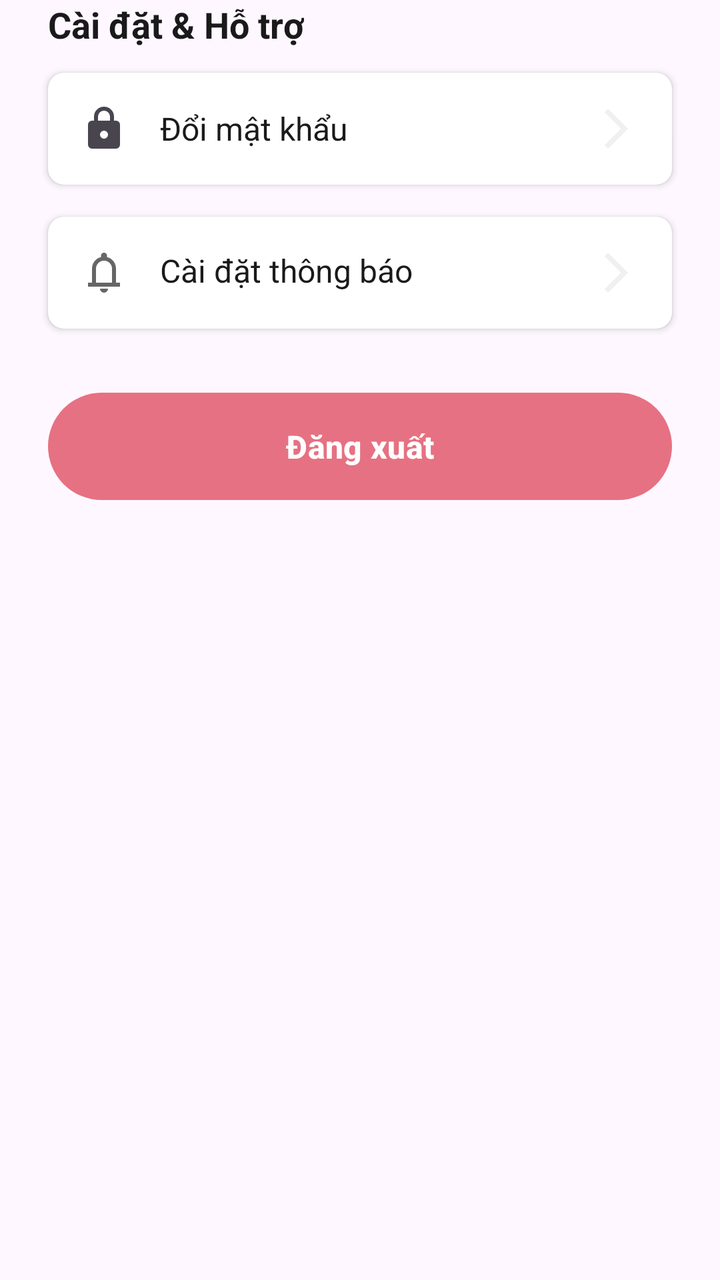
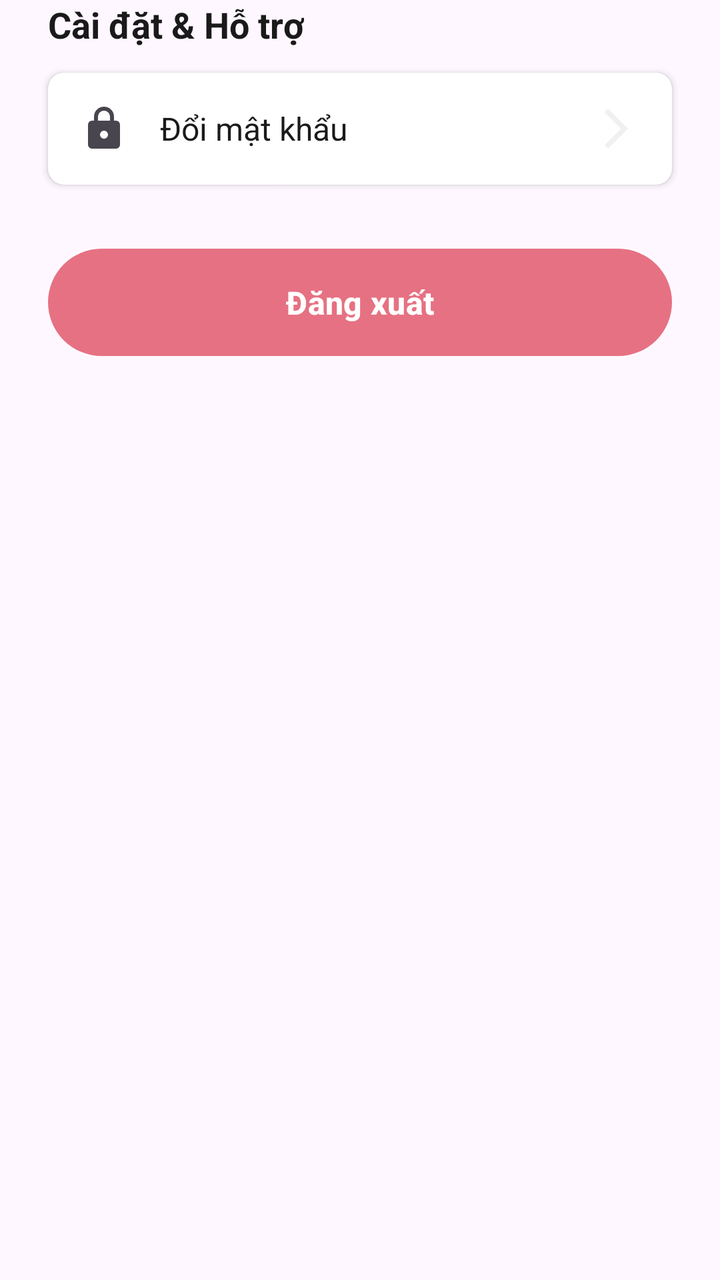

Screens rendered from an Android XML layout before and after an edit, with the pre-edit source and the edit as a unified diff.
<!-- AndroidManifest.xml: application theme Theme.Apt -->
<!-- res/layout/layout_profile_settings.xml -->
<?xml version="1.0" encoding="utf-8"?>
<LinearLayout
    xmlns:android="http://schemas.android.com/apk/res/android"
    xmlns:app="http://schemas.android.com/apk/res-auto"
    xmlns:tools="http://schemas.android.com/tools"
    android:layout_width="match_parent"
    android:layout_height="wrap_content"
    android:orientation="vertical">

    <TextView
        android:id="@+id/tv_settings_support_title"
        android:layout_width="wrap_content"
        android:layout_height="wrap_content"
        android:layout_marginStart="24dp"
        android:text="Cài đặt &amp; Hỗ trợ"
        android:textColor="@color/text_title"
        android:textSize="18sp"
        android:textStyle="bold" />

    <androidx.cardview.widget.CardView
        android:id="@+id/card_change_password"
        android:layout_width="match_parent"
        android:layout_height="wrap_content"
        android:layout_marginHorizontal="24dp"
        android:layout_marginTop="12dp"
        app:cardCornerRadius="8dp"
        app:cardElevation="2dp">
        <TextView
            android:layout_width="match_parent"
            android:layout_height="wrap_content"
            android:padding="16dp"
            android:text="Đổi mật khẩu"
            android:textColor="@color/text_title"
            android:textSize="16sp"
            android:drawablePadding="16dp"
            app:drawableStartCompat="@drawable/ic_lock"
            app:drawableEndCompat="@drawable/ic_arrow_right"
            android:gravity="center_vertical" />
    </androidx.cardview.widget.CardView>

    <androidx.cardview.widget.CardView
        android:id="@+id/card_notification_settings"
        android:layout_width="match_parent"
        android:layout_height="wrap_content"
        android:layout_marginHorizontal="24dp"
        android:layout_marginTop="16dp"
        app:cardCornerRadius="8dp"
        app:cardElevation="2dp">
        <LinearLayout
            android:layout_width="match_parent"
            android:layout_height="wrap_content"
            android:orientation="vertical">

            <LinearLayout
                android:id="@+id/layout_notification_header"
                android:layout_width="match_parent"
                android:layout_height="wrap_content"
                android:orientation="horizontal"
                android:background="?attr/selectableItemBackground"
                android:clickable="true"
                android:focusable="true"
                android:padding="16dp"
                android:gravity="center_vertical">

                <TextView
                    android:layout_width="0dp"
                    android:layout_height="wrap_content"
                    android:layout_weight="1"
                    android:text="Cài đặt thông báo"
                    android:textColor="@color/text_title"
                    android:textSize="16sp"
                    android:drawablePadding="16dp"
                    app:drawableStartCompat="@drawable/ic_notifications" />

                <ImageView
                    android:id="@+id/icon_notification_arrow"
                    android:layout_width="wrap_content"
                    android:layout_height="wrap_content"
                    app:srcCompat="@drawable/ic_arrow_right" />
            </LinearLayout>

            <LinearLayout
                android:id="@+id/layout_notification_switches"
                android:layout_width="match_parent"
                android:layout_height="wrap_content"
                android:orientation="horizontal"
                android:paddingHorizontal="16dp"
                android:paddingBottom="16dp"
                android:paddingTop="8dp"
                android:visibility="gone"
                android:gravity="center_vertical">
                
                <TextView
                    android:layout_width="0dp"
                    android:layout_height="wrap_content"
                    android:layout_weight="1"
                    android:text="Nhận thông báo từ ứng dụng"
                    android:textColor="@color/text_body"
                    android:textSize="15sp"/>
                
                <com.google.android.material.switchmaterial.SwitchMaterial
                    android:id="@+id/switch_notifications"
                    android:layout_width="wrap_content"
                    android:layout_height="wrap_content"
                    android:checked="true"/>
            </LinearLayout>
        </LinearLayout>
    </androidx.cardview.widget.CardView>



    <Button
        android:id="@+id/btn_logout"
        android:layout_width="match_parent"
        android:layout_height="wrap_content"
        android:layout_marginHorizontal="24dp"
        android:layout_marginTop="32dp"
        android:background="@drawable/bg_button_auth"
        android:drawableStart="@drawable/ic_logout"
        android:drawablePadding="12dp"
        android:paddingVertical="12dp"
        android:paddingHorizontal="24dp"
        android:text="Đăng xuất"
        android:textColor="@color/white"
        android:textSize="16sp"
        android:textStyle="bold"
        app:backgroundTint="@null" />

</LinearLayout>
<!-- resources referenced by this layout -->
<resources>
  <color name="text_body">#666666</color>
  <color name="text_title">#1A1A1A</color>
  <color name="white">#FFFFFFFF</color>
  <!-- drawable bg_button_auth (drawable) -->
  <?xml version="1.0" encoding="utf-8"?>
  <ripple xmlns:android="http://schemas.android.com/apk/res/android"
      android:color="#40FFFFFF">
      <item>
          <shape android:shape="rectangle">
              <solid android:color="@color/primary" />
              <corners android:radius="32dp" />
          </shape>
      </item>
  
  </ripple>
  <!-- drawable ic_arrow_right (drawable) -->
  <vector xmlns:android="http://schemas.android.com/apk/res/android" android:autoMirrored="true" android:height="24dp" android:tint="#F0F0F0" android:viewportHeight="960" android:viewportWidth="960" android:width="24dp">
        
      <path android:fillColor="@android:color/white" android:pathData="M321,880L250,809L579,480L250,151L321,80L721,480L321,880Z"/>
      
  </vector>
  <!-- drawable ic_lock (drawable) -->
  <vector xmlns:android="http://schemas.android.com/apk/res/android"
      android:width="24dp"
      android:height="24dp"
      android:viewportWidth="960"
      android:viewportHeight="960"
      android:tint="?attr/colorControlNormal">
    <path
        android:fillColor="@android:color/white"
        android:pathData="M240,880Q207,880 183.5,856.5Q160,833 160,800L160,400Q160,367 183.5,343.5Q207,320 240,320L280,320L280,240Q280,157 338.5,98.5Q397,40 480,40Q563,40 621.5,98.5Q680,157 680,240L680,320L720,320Q753,320 776.5,343.5Q800,367 800,400L800,800Q800,833 776.5,856.5Q753,880 720,880L240,880ZM536.5,656.5Q560,633 560,600Q560,567 536.5,543.5Q513,520 480,520Q447,520 423.5,543.5Q400,567 400,600Q400,633 423.5,656.5Q447,680 480,680Q513,680 536.5,656.5ZM360,320L600,320L600,240Q600,190 565,155Q530,120 480,120Q430,120 395,155Q360,190 360,240L360,320Z"/>
  </vector>
  <!-- drawable ic_logout (drawable) -->
  <vector xmlns:android="http://schemas.android.com/apk/res/android"
      android:width="24dp"
      android:height="24dp"
      android:viewportWidth="960"
      android:viewportHeight="960"
      android:tint="?attr/colorControlNormal"
      android:autoMirrored="true">
    <path
        android:fillColor="@android:color/white"
        android:pathData="M200,840Q167,840 143.5,816.5Q120,793 120,760L120,200Q120,167 143.5,143.5Q167,120 200,120L480,120L480,200L200,200Q200,200 200,200Q200,200 200,200L200,760Q200,760 200,760Q200,760 200,760L480,760L480,840L200,840ZM640,680L585,622L687,520L360,520L360,440L687,440L585,338L640,280L840,480L640,680Z"/>
  </vector>
  <!-- drawable ic_notifications (drawable) -->
  <vector xmlns:android="http://schemas.android.com/apk/res/android"
      android:width="24dp"
      android:height="24dp"
      android:viewportWidth="960"
      android:viewportHeight="960">
    <path
        android:pathData="M160,760v-80h80v-280q0,-83 50,-147.5T420,168v-28q0,-25 17.5,-42.5T480,80q25,0 42.5,17.5T540,140v28q80,20 130,84.5T720,400v280h80v80L160,760ZM480,460ZM480,880q-33,0 -56.5,-23.5T400,800h160q0,33 -23.5,56.5T480,880ZM320,680h320v-280q0,-66 -47,-113t-113,-47q-66,0 -113,47t-47,113v280Z"
        android:fillColor="#666666"/>
  </vector>
  <style name="Theme.Apt" parent="Base.Theme.Apt" />
  <color name="primary">#E67182</color>
  <style name="Base.Theme.Apt" parent="Theme.Material3.DayNight.NoActionBar">
          
          
      </style>
</resources>

<!-- the commit's change to res/layout/layout_profile_settings.xml (unified diff, before → after) -->
@@ -44,6 +44,7 @@
         android:layout_height="wrap_content"
         android:layout_marginHorizontal="24dp"
         android:layout_marginTop="16dp"
+        android:visibility="gone"
         app:cardCornerRadius="8dp"
         app:cardElevation="2dp">
         <LinearLayout
